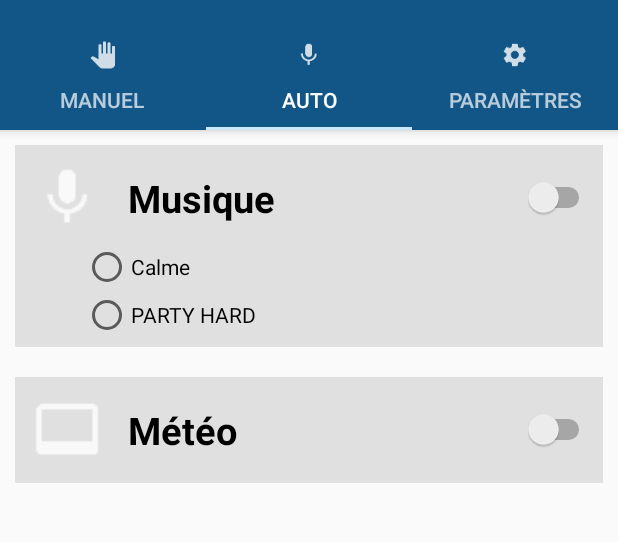
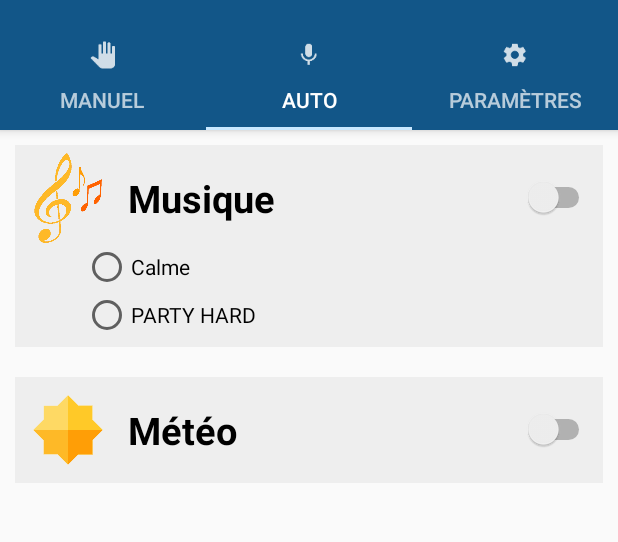
Before and after one commit to LightAndChill/LightAndChill, an Android app: the screen it shows after launch (MainActivity), tab 2 chosen, on a phone screen of 412 x 824 dp, the part 62-604 px from its top. Run offline under Robolectric (Android 15) with nearby library versions, the phone set to English and light mode, and no system bars; libraries missing offline, so code that uses them is left out: com.larswerkman.holocolorpicker; 8 statements that could not run were skipped.

Commit message:
Nouvelles images affichées

```diff
--- a/app/src/main/res/layout/fragment_two.xml
+++ b/app/src/main/res/layout/fragment_two.xml
@@ -6,7 +6,7 @@
 
     <LinearLayout
         android:id="@+id/lnMusic"
-        android:background="#E0E0E0"
+        android:background="#EEEEEE"
         android:layout_width="match_parent"
         android:layout_height="wrap_content"
         android:layout_margin="10dp"
@@ -20,7 +20,7 @@
 
             <ImageView
                 android:id="@+id/imMusic"
-                android:src="@drawable/ic_mic_white_48dp"
+                android:src="@drawable/musique"
                 android:layout_width="60dp"
                 android:layout_height="60dp" />
 
@@ -65,7 +65,7 @@
 
     <LinearLayout
         android:id="@+id/lnWeather"
-        android:background="#E0E0E0"
+        android:background="#EEEEEE"
         android:layout_width="match_parent"
         android:layout_height="wrap_content"
         android:orientation="vertical"
@@ -79,7 +79,7 @@
             android:layout_height="wrap_content">
 
             <ImageView
-                android:src="@drawable/ic_video_label_white_48dp"
+                android:src="@drawable/soleil"
                 android:id="@+id/imWeather"
                 android:layout_width="60dp"
                 android:layout_height="60dp" />
```
